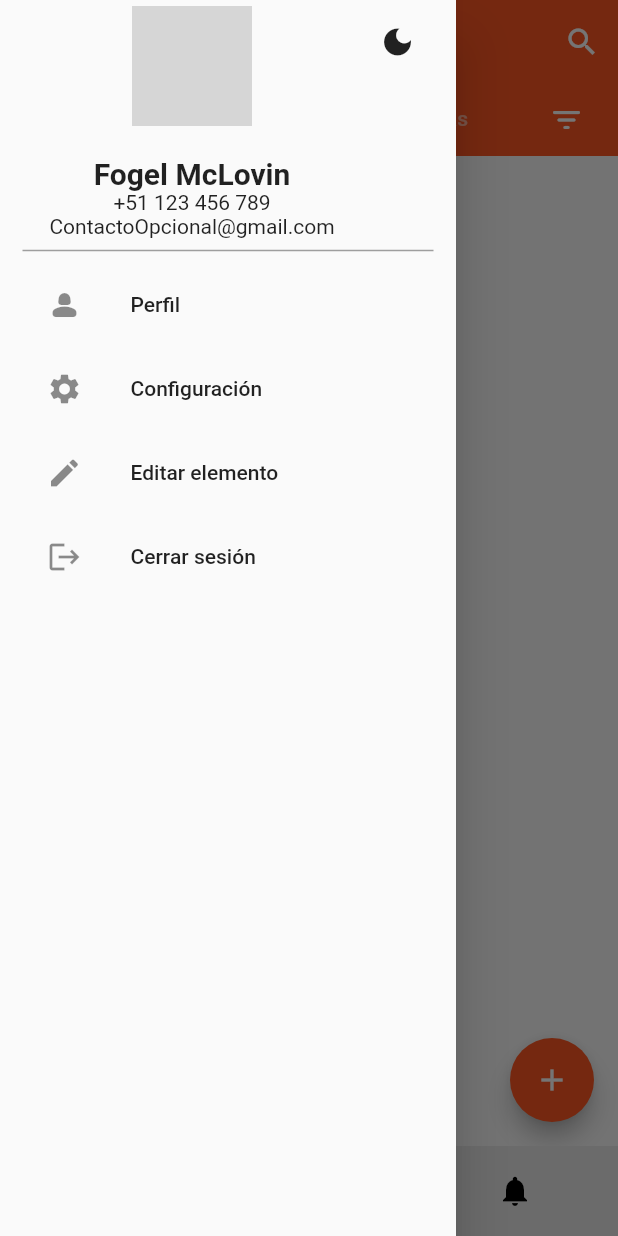
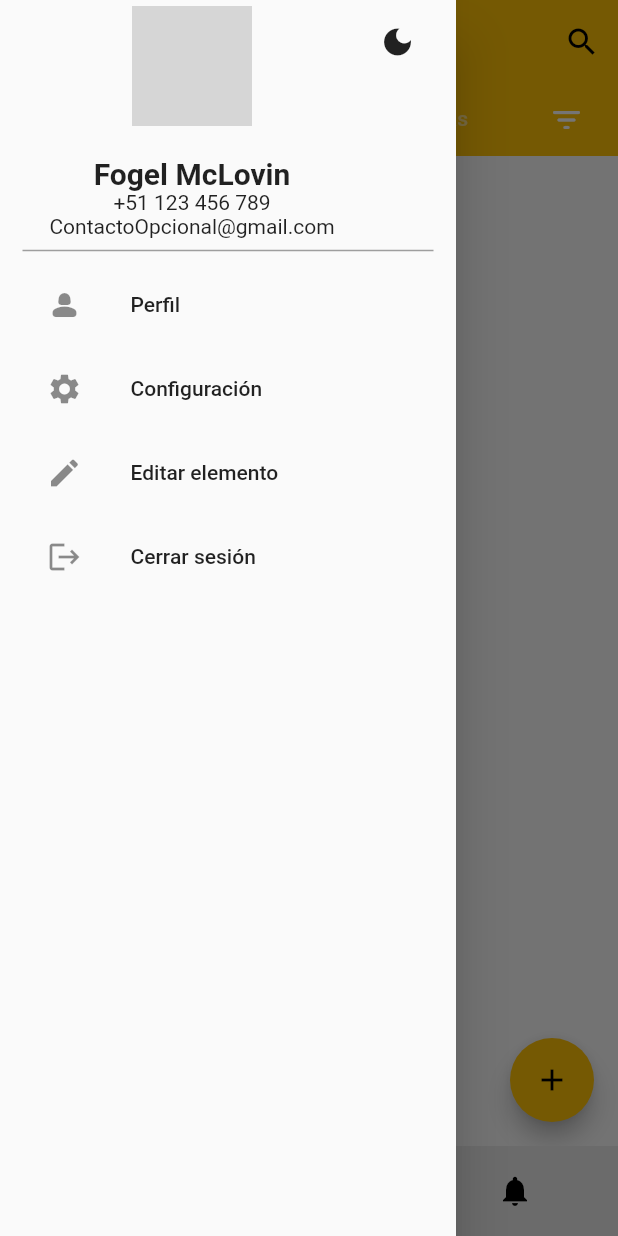
Before and after one commit to Arctic-Cuyes/Apollama, a Flutter app: the screen it shows after launch, with the side drawer open, on a phone screen of 412 x 824 dp. Run offline on Flutter 3.47's test engine with Material 2 defaults, Android fonts, the phone set to English and light mode, and no system bars; our stand-ins replace cloud_firestore, firebase_core; accounts and stored records are empty; network calls fail; grey boxes are pictures that could not be loaded.

Commit message:
Separando el color principal para cada modo en una constante

```diff
--- a/lib/src/styles/custom_themes.dart
+++ b/lib/src/styles/custom_themes.dart
@@ -1,28 +1,32 @@
 //Dark theme and light theme customization
 import 'package:flutter/material.dart';
 
-const Color mainColor = Color.fromARGB(255, 210, 91, 55);
+const Color mainColorDark = Colors.amber;
+
+const MaterialColor  mainColorLight = Colors.amber;
 
 ThemeData customDarkTheme () {
   return  ThemeData.dark().copyWith(
       // Barra de navegación de la parte inferior de la app (home, maps, notificaciones)
-      navigationBarTheme:  const NavigationBarThemeData(indicatorColor: mainColor),
+      navigationBarTheme:  const NavigationBarThemeData(indicatorColor: mainColorDark),
       //Barra en la parte superior de la página home (recientes, popular, noticias)
       tabBarTheme: const TabBarTheme(
-        indicatorColor: mainColor,
-        labelColor: mainColor,
+        indicatorColor: mainColorDark,
+        labelColor: mainColorDark,
         unselectedLabelColor: Colors.white38,
-        indicator: UnderlineTabIndicator(borderSide: BorderSide(color: mainColor, width: 2.0)),
+        indicator: UnderlineTabIndicator(borderSide: BorderSide(color: mainColorDark, width: 2.0)),
         indicatorSize: TabBarIndicatorSize.label
       ),
       //Botón "(+)" en página home
-      floatingActionButtonTheme: const FloatingActionButtonThemeData(backgroundColor: mainColor)
+      floatingActionButtonTheme: const FloatingActionButtonThemeData(backgroundColor: mainColorDark)
   );
 }
 
 ThemeData customLightTheme(){
-  return ThemeData(primarySwatch: Colors.deepOrange).copyWith(
+  return ThemeData(primarySwatch: mainColorLight).copyWith(
     tabBarTheme: const TabBarTheme(
+      labelColor: Colors.black,
+      indicator: UnderlineTabIndicator(borderSide: BorderSide(color: Colors.black, width: 2.0)),
       unselectedLabelColor: Colors.white54,
       indicatorSize: TabBarIndicatorSize.label
     )
```
